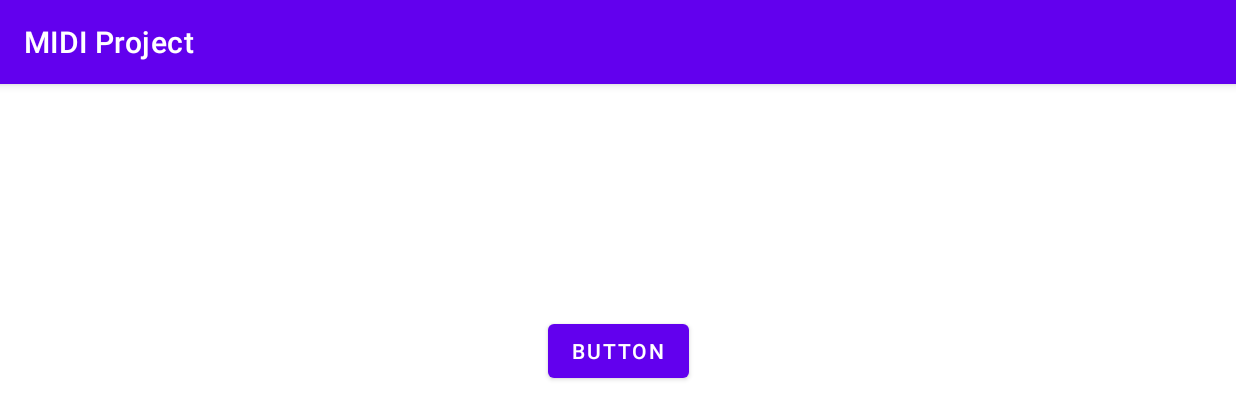
After one commit to Noam-Bendelac/cs3714-midi-project, an Android app: the demo screen opened directly, with no data from a screen before it, on a phone screen of 824 x 412 dp (held sideways). The commit adds this screen. Shown: the top 419 px of the screen. Run offline under Robolectric (Android 15) with nearby library versions, the phone set to English and light mode, and no system bars.

Commit message:
Added a single button that plays a note. Use this for the demo

```diff
--- a/app/src/main/java/com/example/midiproject/MainActivity.java
+++ b/app/src/main/java/com/example/midiproject/MainActivity.java
@@ -2,6 +2,7 @@ package com.example.midiproject;
 
 import androidx.appcompat.app.AppCompatActivity;
 
+import android.content.Intent;
 import android.os.Bundle;
 
 public class MainActivity extends AppCompatActivity {
@@ -10,5 +11,8 @@ public class MainActivity extends AppCompatActivity {
   protected void onCreate(Bundle savedInstanceState) {
     super.onCreate(savedInstanceState);
     setContentView(R.layout.activity_main);
+
+    Intent intent = new Intent(this, demo.class);
+    startActivity(intent);
   }
 }
--- /dev/null
+++ b/app/src/main/java/com/example/midiproject/demo.java
@@ -0,0 +1,28 @@
+package com.example.midiproject;
+
+import android.content.Intent;
+import android.media.MediaPlayer;
+import android.os.Bundle;
+import android.view.View;
+import android.widget.Button;
+
+import androidx.appcompat.app.AppCompatActivity;
+
+public class demo extends AppCompatActivity implements View.OnClickListener {
+
+    private Button button;
+
+    @Override
+    protected void onCreate(Bundle savedInstanceState) {
+        super.onCreate(savedInstanceState);
+        setContentView(R.layout.demo);
+
+        button = findViewById(R.id.button);
+        button.setOnClickListener(this);
+    }
+
+    public void onClick(View view) {
+        MidiPlayer md = MidiPlayer.getInstance(this);
+        md.playNoteOn(0, 0);
+    }
+}
--- /dev/null
+++ b/app/src/main/res/layout/demo.xml
@@ -0,0 +1,19 @@
+<?xml version="1.0" encoding="utf-8"?>
+<androidx.constraintlayout.widget.ConstraintLayout
+    xmlns:android="http://schemas.android.com/apk/res/android"
+    xmlns:app="http://schemas.android.com/apk/res-auto"
+    xmlns:tools="http://schemas.android.com/tools"
+    android:layout_width="match_parent"
+    android:layout_height="match_parent"
+    tools:context=".demo">
+
+    <Button
+        android:id="@+id/button"
+        android:layout_width="wrap_content"
+        android:layout_height="wrap_content"
+        android:text="Button"
+        app:layout_constraintBottom_toBottomOf="parent"
+        app:layout_constraintEnd_toEndOf="parent"
+        app:layout_constraintStart_toStartOf="parent"
+        app:layout_constraintTop_toTopOf="parent" />
+</androidx.constraintlayout.widget.ConstraintLayout>
```
Also changed, not shown: app/src/main/AndroidManifest.xml (+9 -0 lines), app/src/main/java/com/example/midiproject/MidiPlayer.java (added, +54 -0 lines), 1 other file.
